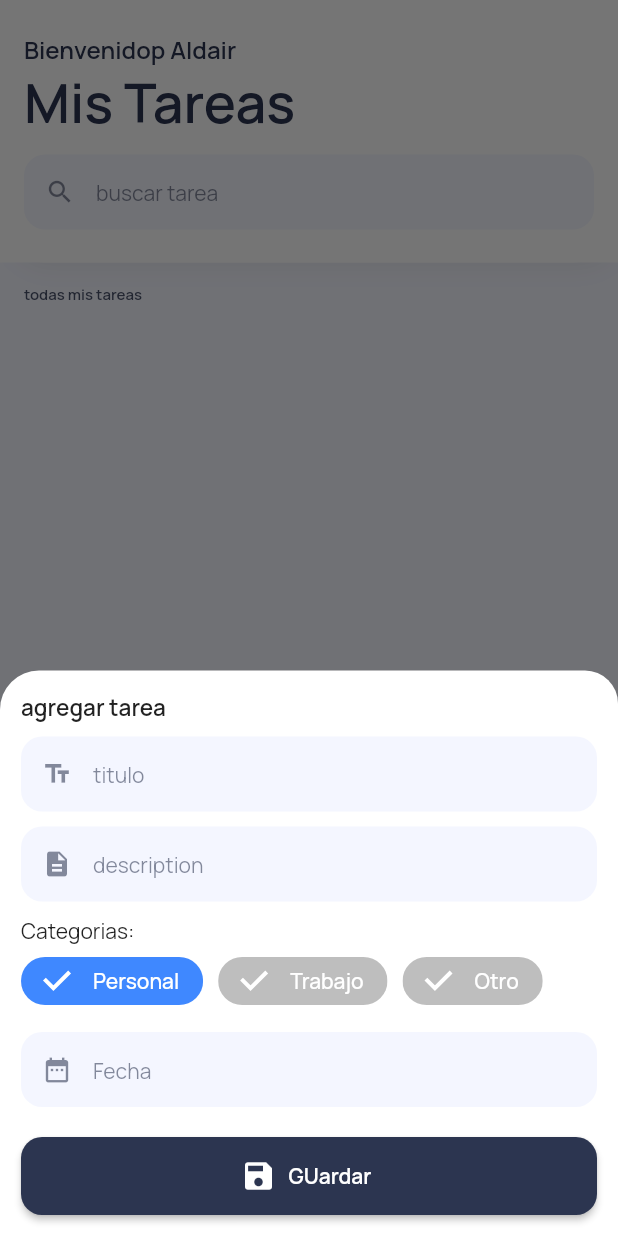
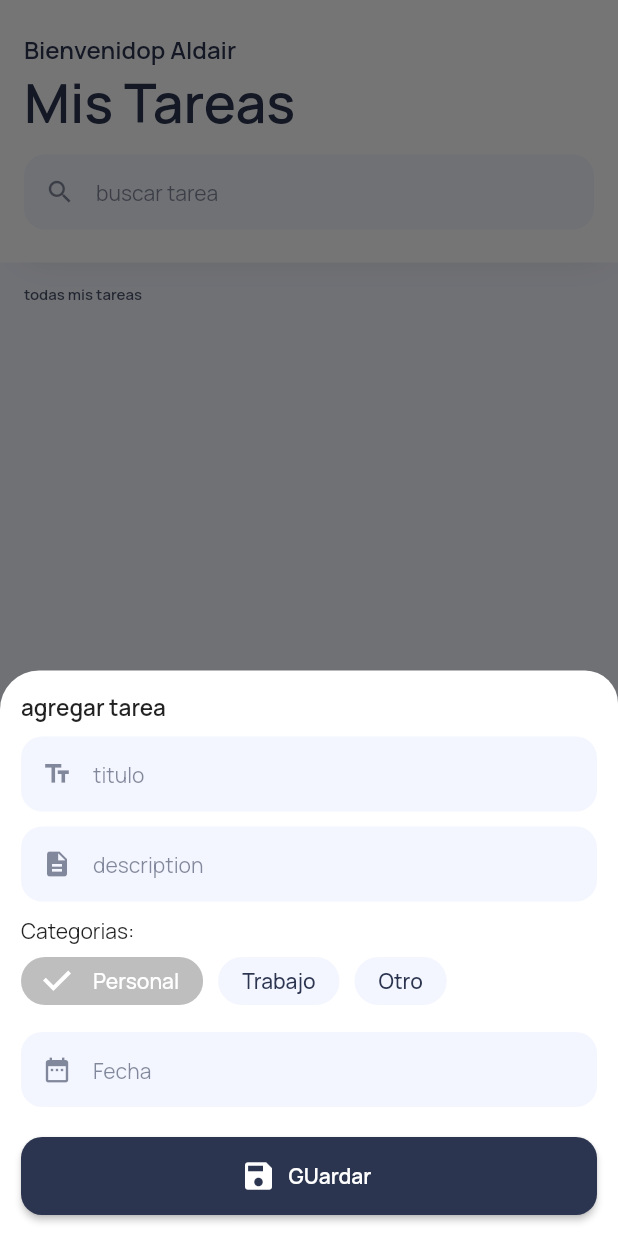
Before and after one commit to Aldairtunq/tasks, a Flutter app: the screen it shows after launch, after a tap on "nueva tarea", on a phone screen of 412 x 824 dp. Run offline on Flutter 3.47's test engine with Material 2 defaults, Android fonts, the phone set to English and light mode, and no system bars; our stand-ins replace cloud_firestore, firebase_core, google_fonts; missing offline and left inert: dart:html; accounts and stored records are empty.

Commit message:
video 19 completo

```diff
--- a/lib/pages/home_page.dart
+++ b/lib/pages/home_page.dart
@@ -11,15 +11,20 @@ import 'package:tasks/ui/widgets/task_form_widget.dart';
 import 'package:tasks/ui/widgets/textfield_Normal_widgets.dart';
 
 class HomePage extends StatelessWidget {
+  final TextEditingController _searchController = TextEditingController();
   CollectionReference taskReference =
       FirebaseFirestore.instance.collection('task');
 
   showTaskForm(BuildContext context) {
     showModalBottomSheet(
         context: context,
+        isScrollControlled: true,
         backgroundColor: Colors.transparent,
         builder: (BuildContext context) {
-          return TaskFormWidget();
+          return Padding(
+            padding: MediaQuery.of(context).viewInsets,
+            child: TaskFormWidget(),
+          );
         });
   }
 
@@ -96,6 +101,7 @@ class HomePage extends StatelessWidget {
                         ),
                         divider10(),
                         TextFliedNormalWidget(
+                          controller: _searchController,
                           icon: Icons.search,
                           hintText: "buscar tarea",
                         ),
--- a/lib/ui/widgets/button_normal_widget.dart
+++ b/lib/ui/widgets/button_normal_widget.dart
@@ -2,7 +2,9 @@ import 'package:flutter/material.dart';
 import 'package:tasks/ui/widgets/general/colors.dart';
 
 class ButtonNormalWidget extends StatelessWidget {
-  const ButtonNormalWidget({super.key});
+  Function onPressed;
+
+  ButtonNormalWidget({required this.onPressed});
 
   @override
   Widget build(BuildContext context) {
@@ -10,7 +12,9 @@ class ButtonNormalWidget extends StatelessWidget {
       height: 52.0,
       width: double.infinity,
       child: ElevatedButton.icon(
-        onPressed: () {},
+        onPressed: () {
+          onPressed();
+        },
         style: ElevatedButton.styleFrom(
             primary: kBrandPrimaryColor,
             shape: RoundedRectangleBorder(
--- a/lib/ui/widgets/task_form_widget.dart
+++ b/lib/ui/widgets/task_form_widget.dart
@@ -10,6 +10,14 @@ class TaskFormWidget extends StatefulWidget {
 }
 
 class _TaskFormWidgetState extends State<TaskFormWidget> {
+  final formkey = GlobalKey<FormState>();
+
+  final TextEditingController _titleController = TextEditingController();
+  final TextEditingController _descriptionController = TextEditingController();
+  final TextEditingController _dateController = TextEditingController();
+
+  String categorySelect = "Personal";
+
   showSelectDate() async {
     DateTime? datetime = await showDatePicker(
         context: context,
@@ -34,21 +42,27 @@ class _TaskFormWidgetState extends State<TaskFormWidget> {
             child: widget!,
           );
         });
+    if (datetime != null) {
+      _dateController.text = datetime.toString().substring(0, 10);
+      setState(() {});
+    }
   }
 
   @override
   Widget build(BuildContext context) {
     return Container(
-      padding: EdgeInsets.all(14.0),
-      decoration: BoxDecoration(
+      padding: const EdgeInsets.all(14.0),
+      decoration: const BoxDecoration(
           color: Colors.white,
           borderRadius: BorderRadius.only(
               topLeft: Radius.circular(26.0), topRight: Radius.circular(22.0))),
+      child: Form(
+        key: formkey,
         child: Column(
           crossAxisAlignment: CrossAxisAlignment.start,
           mainAxisSize: MainAxisSize.min,
           children: [
-          Text(
+            const Text(
               "agregar tarea",
               style: TextStyle(
                 fontWeight: FontWeight.w600,
@@ -59,48 +73,68 @@ class _TaskFormWidgetState extends State<TaskFormWidget> {
             TextFliedNormalWidget(
               hintText: "titulo",
               icon: Icons.text_fields,
+              controller: _titleController,
             ),
             divider10(),
             TextFliedNormalWidget(
               hintText: "description",
               icon: Icons.description,
+              controller: _descriptionController,
             ),
             divider10(),
-          Text("Categorias: "),
+            const Text("Categorias: "),
             Wrap(
               crossAxisAlignment: WrapCrossAlignment.start,
               runAlignment: WrapAlignment.start,
               spacing: 10.0,
               children: [
                 FilterChip(
-                selected: true,
+                  selected: categorySelect == "Personal",
                   backgroundColor: kBrandSecondaryColor,
                   padding: const EdgeInsets.symmetric(horizontal: 8.0),
-                selectedColor: categoryColor["personal"],
+                  selectedColor: categoryColor[categorySelect],
                   checkmarkColor: Colors.white,
-                labelStyle: TextStyle(color: Colors.white),
+                  labelStyle: TextStyle(
+                      color: categorySelect == "Personal"
+                          ? Colors.white
+                          : kBrandPrimaryColor),
                   label: Text("Personal"),
-                onSelected: (bool value) {},
+                  onSelected: (bool value) {
+                    categorySelect = "Personal";
+                    setState(() {});
+                  },
                 ),
                 FilterChip(
-                selected: true,
+                  selected: categorySelect == "Trabajo",
                   backgroundColor: kBrandSecondaryColor,
                   padding: const EdgeInsets.symmetric(horizontal: 8.0),
-                selectedColor: categoryColor["Trabajo"],
+                  selectedColor: categoryColor[categorySelect],
                   checkmarkColor: Colors.white,
-                labelStyle: TextStyle(color: Colors.white),
+                  labelStyle: TextStyle(
+                      color: categorySelect == "Trabajo"
+                          ? Colors.white
+                          : kBrandPrimaryColor),
                   label: Text("Trabajo"),
-                onSelected: (bool value) {},
+                  onSelected: (bool value) {
+                    categorySelect = "Trabajo";
+                    setState(() {});
+                  },
                 ),
                 FilterChip(
-                selected: true,
+                  selected: categorySelect == "Otro",
                   backgroundColor: kBrandSecondaryColor,
                   padding: const EdgeInsets.symmetric(horizontal: 8.0),
-                selectedColor: categoryColor["Otro"],
+                  selectedColor: categoryColor[categorySelect],
                   checkmarkColor: Colors.white,
-                labelStyle: TextStyle(color: Colors.white),
+                  labelStyle: TextStyle(
+                      color: categorySelect == "Otro"
+                          ? Colors.white
+                          : kBrandPrimaryColor),
                   label: Text("Otro"),
-                onSelected: (bool value) {},
+                  onSelected: (bool value) {
+                    categorySelect = "Otro";
+                    setState(() {});
+                  },
                 ),
               ],
             ),
@@ -111,10 +145,14 @@ class _TaskFormWidgetState extends State<TaskFormWidget> {
               onTap: () {
                 showSelectDate();
               },
+              controller: _dateController,
             ),
             divider20(),
-          ButtonNormalWidget(),
+            ButtonNormalWidget(onPressed: () {
+              if (formkey.currentState!.validate()) {}
+            }),
           ],
+        ),
       ),
     );
   }
--- a/lib/ui/widgets/textfield_Normal_widgets.dart
+++ b/lib/ui/widgets/textfield_Normal_widgets.dart
@@ -5,16 +5,19 @@ class TextFliedNormalWidget extends StatelessWidget {
   String hintText;
   IconData icon;
   Function? onTap;
+  TextEditingController controller;
 
   TextFliedNormalWidget({
     required this.hintText,
     required this.icon,
     this.onTap,
+    required this.controller,
   });
 
   @override
   Widget build(BuildContext context) {
-    return TextField(
+    return TextFormField(
+        controller: controller,
         onTap: onTap != null
             ? () {
                 onTap!();
@@ -42,7 +45,23 @@ class TextFliedNormalWidget extends StatelessWidget {
                 14.0,
               ),
               borderSide: BorderSide.none,
+            ),
+            errorBorder: OutlineInputBorder(
+              borderRadius: BorderRadius.circular(
+                14.0,
+              ),
+              borderSide: BorderSide.none,
+            ),
+            focusedErrorBorder: OutlineInputBorder(
+              borderRadius: BorderRadius.circular(
+                14.0,
+              ),
+              borderSide: BorderSide.none,
             )),
-    );
+        validator: (String? value) {
+          if (value != null && value.isEmpty) {
+            return "campo obligatorio";
+          }
+        });
   }
 }
```
Lines whose indentation alone changed are shown as unchanged.
